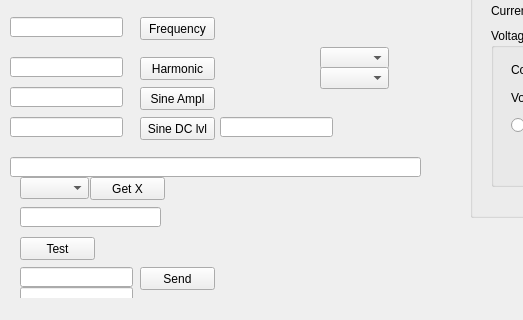
Qt form Final_Lock-In-Amplifier/mainwindow.ui (vicvict/Lock-In-Amplifier) before a commit; both pictures show x 0 to 523 and y 170 to 490 of the 1218 by 490 pixel window.
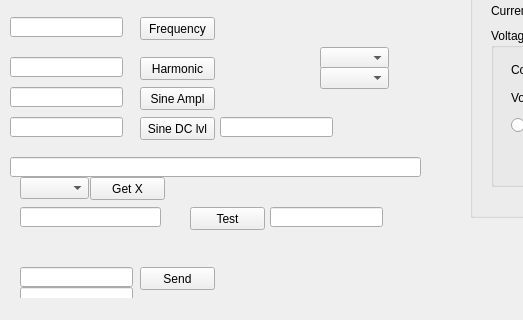
The same form after that commit.

Patch:
```diff
--- a/Final_Lock-In-Amplifier/mainwindow.ui
+++ b/Final_Lock-In-Amplifier/mainwindow.ui
@@ -304,8 +304,8 @@
    <widget class="QPushButton" name="Test">
     <property name="geometry">
      <rect>
-      <x>20</x>
-      <y>390</y>
+      <x>190</x>
+      <y>360</y>
       <width>75</width>
       <height>23</height>
      </rect>
@@ -599,6 +599,16 @@
      </layout>
     </widget>
    </widget>
+   <widget class="QLineEdit" name="lineEditTest">
+    <property name="geometry">
+     <rect>
+      <x>270</x>
+      <y>360</y>
+      <width>113</width>
+      <height>20</height>
+     </rect>
+    </property>
+   </widget>
   </widget>
   <widget class="QMenuBar" name="menuBar">
    <property name="geometry">
```
Left out of the diff: 2 changed lines with no effect on the pictures.
